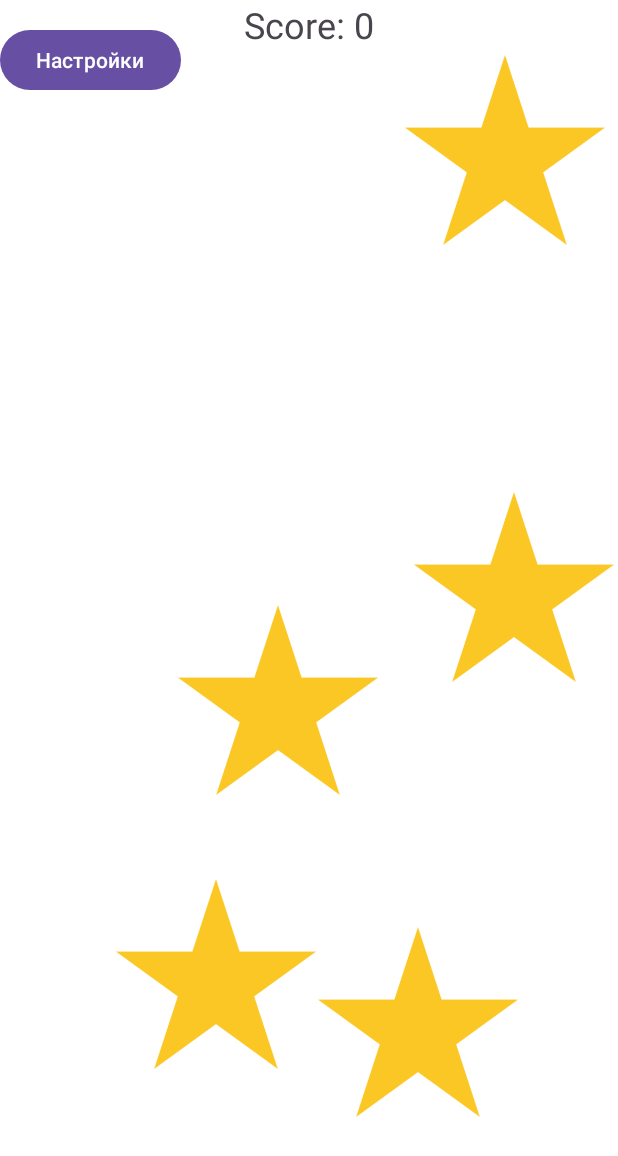
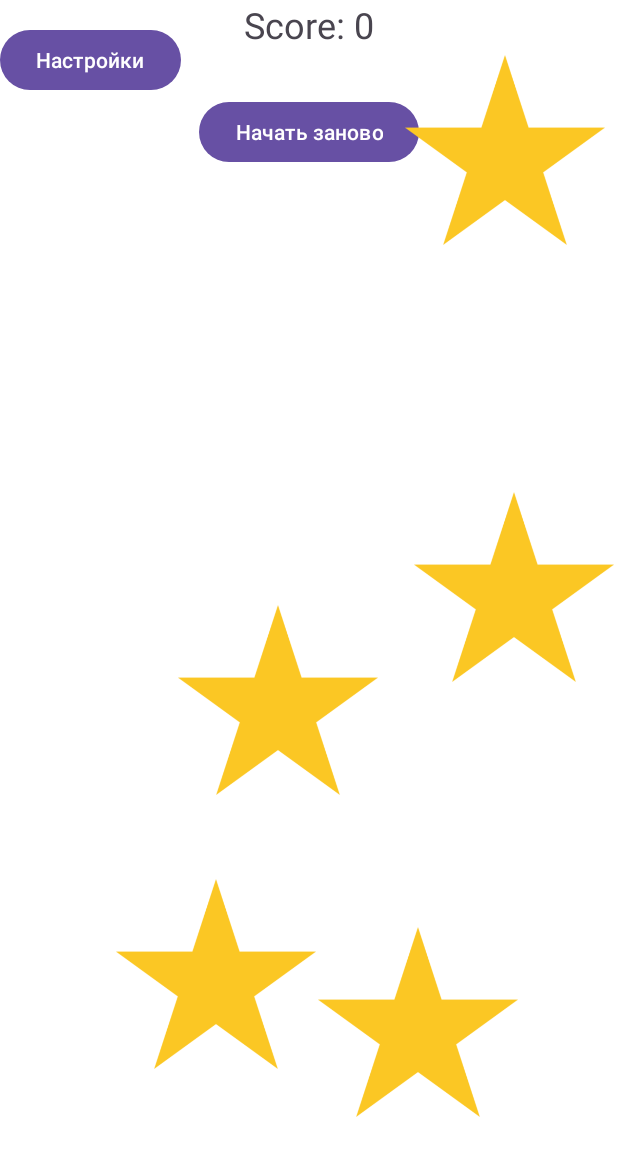
Before and after one commit to MattKenyei/Memory_mobile, an Android app: the screen it shows after launch (MainActivity), on a phone screen of 412 x 824 dp. Shown: the top 1156 px of the screen. Run offline under Robolectric (Android 15) with nearby library versions, the phone set to English and light mode, and no system bars.

Commit message:
added "start again" button

```diff
--- a/app/src/main/java/com/example/memory/MainActivity.java
+++ b/app/src/main/java/com/example/memory/MainActivity.java
@@ -30,6 +30,7 @@ public class MainActivity extends AppCompatActivity {
     private boolean isFirstRound = true; // Изменённая переменная
     private MediaPlayer backgroundMusic; // Фоновая музыка
     private MediaPlayer clickSound;
+    private Button restartButton;
 
     @Override
     protected void onCreate(Bundle savedInstanceState) {
@@ -44,6 +45,9 @@ public class MainActivity extends AppCompatActivity {
         backgroundMusic = MediaPlayer.create(this, R.raw.background_music); // Замените на имя вашего файла
         backgroundMusic.setLooping(true); // Зациклить музыку
         backgroundMusic.start();
+        restartButton = findViewById(R.id.btn_restart);
+        restartButton.setOnClickListener(v -> restartGame());
+
         Button settingsButton = findViewById(R.id.btn_settings);
         settingsButton.setOnClickListener(v -> {
             Intent intent = new Intent(MainActivity.this, SettingsActivity.class);
@@ -100,6 +104,30 @@ public class MainActivity extends AppCompatActivity {
             clickSound.setVolume(1, 1);
         }
     }
+    private void restartGame() {
+        // Очищаем список звёзд
+        for (ImageView star : stars) {
+            layout.removeView(star);
+        }
+        stars.clear();
+
+        // Сбрасываем очки
+        score = 0;
+        scoreTextView.setText("Score: " + score);
+
+        // Обновляем состояние игры
+        isFirstRound = true;
+        lastClickedStar = null;
+
+        // Добавляем начальные звёзды
+        for (int i = 0; i < 5; i++) {
+            addNewStar();
+        }
+
+        // Сообщение об успешном перезапуске
+        Toast.makeText(this, "Игра началась заново!", Toast.LENGTH_SHORT).show();
+    }
+
 
     private void addNewStar() {
         ImageView star = new ImageView(this);
--- a/app/src/main/res/layout/activity_main.xml
+++ b/app/src/main/res/layout/activity_main.xml
@@ -10,6 +10,13 @@
         android:text="Настройки"
         android:layout_gravity="center_horizontal"
         android:layout_marginTop="16dp" />
+    <Button
+        android:id="@+id/btn_restart"
+        android:layout_width="wrap_content"
+        android:layout_height="wrap_content"
+        android:text="Начать заново"
+        android:layout_below="@id/btn_settings"
+        android:layout_centerHorizontal="true" />
 
 
     <TextView
```
